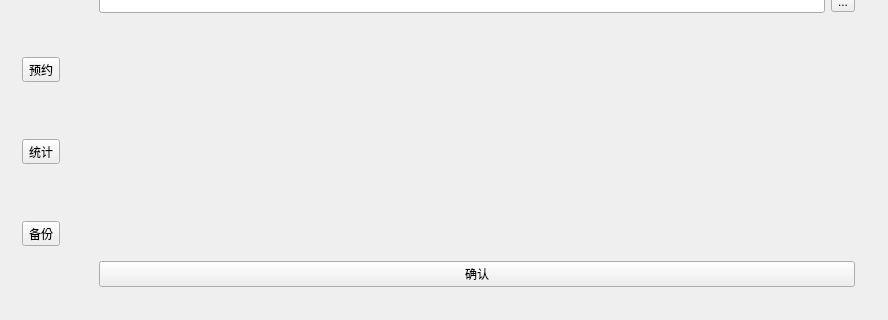
Old version of the form ComputersManager/computers_manager.ui in the repository Time-Zero/ComputersManager; both pictures show x 0 to 888 and y 262 to 582 of the 888 by 582 pixel window.
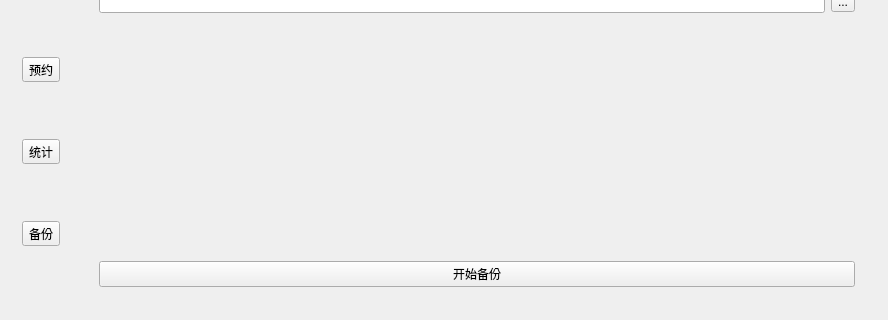
New version of the form. The open tabs and pages were chosen to show the change. Icons and pictures are not drawn.

Commit message: 完成备份和恢复功能

```diff
--- a/ComputersManager/computers_manager.ui
+++ b/ComputersManager/computers_manager.ui
@@ -470,7 +470,7 @@
           <item>
            <widget class="QPushButton" name="pushButton_backup_confirm">
             <property name="text">
-             <string>确认</string>
+             <string>开始备份</string>
             </property>
            </widget>
           </item>
```
The commit also changes 3 other files.
